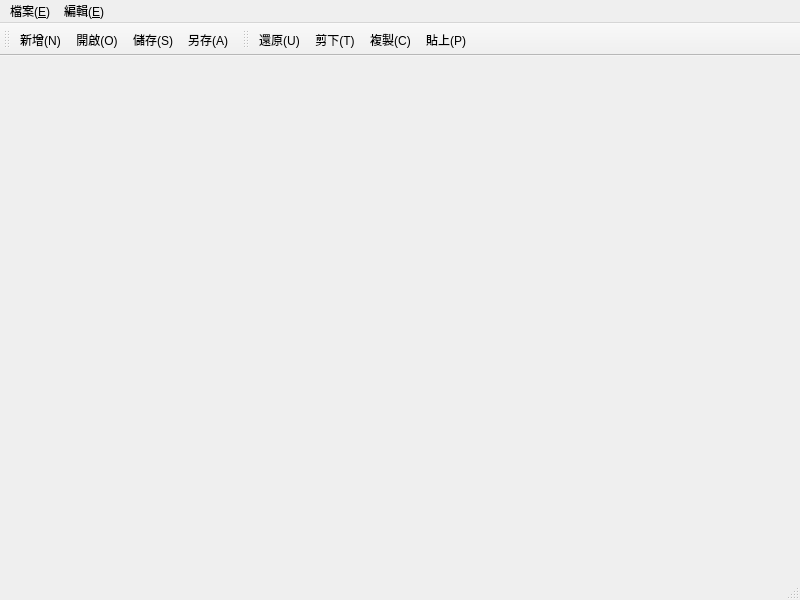
First picture: the form in mainwindow.ui, repository kim645631/DesignWindow, before the edit.
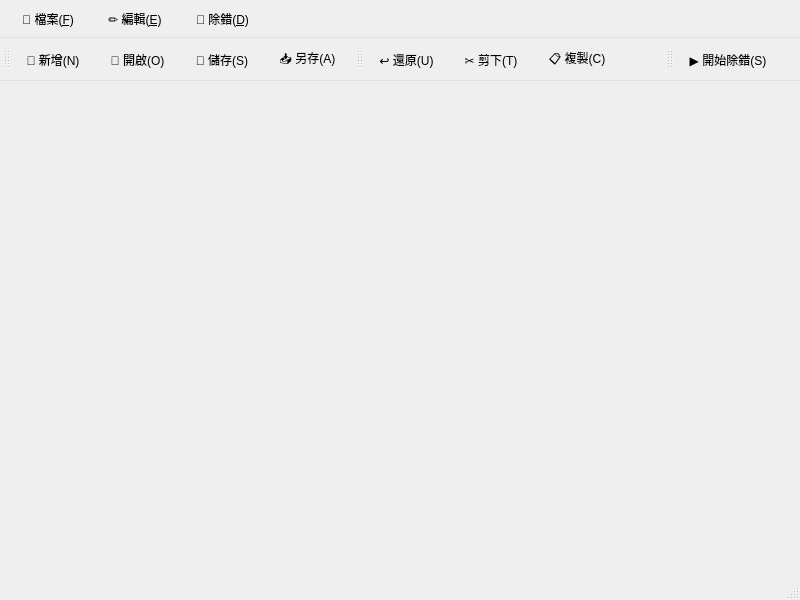
Second picture: the form after the edit.

Commit message: Add debug menu and beautify all menus in mainwindow.ui

```diff
--- a/mainwindow.ui
+++ b/mainwindow.ui
@@ -13,6 +13,79 @@
   <property name="windowTitle">
    <string>MainWindow</string>
   </property>
+  <property name="styleSheet">
+   <string notr="true">QMenuBar {
+    background-color: qlineargradient(x1:0, y1:0, x2:0, y2:1,
+                                      stop:0 #f8f9fa, stop:1 #e9ecef);
+    border-bottom: 1px solid #dee2e6;
+    padding: 2px;
+}
+
+QMenuBar::item {
+    background: transparent;
+    padding: 6px 12px;
+    border-radius: 4px;
+    margin: 2px;
+}
+
+QMenuBar::item:selected {
+    background-color: #0d6efd;
+    color: white;
+}
+
+QMenuBar::item:pressed {
+    background-color: #0b5ed7;
+    color: white;
+}
+
+QMenu {
+    background-color: #ffffff;
+    border: 1px solid #dee2e6;
+    border-radius: 6px;
+    padding: 4px 0px;
+}
+
+QMenu::item {
+    padding: 8px 30px 8px 20px;
+    margin: 2px 4px;
+    border-radius: 4px;
+}
+
+QMenu::item:selected {
+    background-color: #e7f1ff;
+    color: #0d6efd;
+}
+
+QMenu::separator {
+    height: 1px;
+    background-color: #dee2e6;
+    margin: 4px 10px;
+}
+
+QToolBar {
+    background-color: qlineargradient(x1:0, y1:0, x2:0, y2:1,
+                                      stop:0 #ffffff, stop:1 #f8f9fa);
+    border-bottom: 1px solid #dee2e6;
+    padding: 4px;
+    spacing: 4px;
+}
+
+QToolButton {
+    background: transparent;
+    border: 1px solid transparent;
+    border-radius: 4px;
+    padding: 4px 8px;
+}
+
+QToolButton:hover {
+    background-color: #e9ecef;
+    border: 1px solid #dee2e6;
+}
+
+QToolButton:pressed {
+    background-color: #dee2e6;
+}</string>
+  </property>
   <widget class="QWidget" name="centralwidget"/>
   <widget class="QMenuBar" name="menubar">
    <property name="geometry">
@@ -20,12 +93,12 @@
      <x>0</x>
      <y>0</y>
      <width>800</width>
-     <height>21</height>
+     <height>30</height>
     </rect>
    </property>
-   <widget class="QMenu" name="menu_E">
+   <widget class="QMenu" name="menu_F">
     <property name="title">
-     <string>檔案(&amp;E)</string>
+     <string>📁 檔案(&amp;F)</string>
     </property>
     <addaction name="actionNew"/>
     <addaction name="actionOpen"/>
@@ -36,17 +109,27 @@
     <addaction name="separator"/>
     <addaction name="actionQuit"/>
    </widget>
-   <widget class="QMenu" name="menu_E_2">
+   <widget class="QMenu" name="menu_E">
     <property name="title">
-     <string>編輯(&amp;E)</string>
+     <string>✏️ 編輯(&amp;E)</string>
     </property>
     <addaction name="actionUndo"/>
     <addaction name="actionCuT"/>
     <addaction name="actionCopy"/>
     <addaction name="actionAll"/>
    </widget>
+   <widget class="QMenu" name="menu_D">
+    <property name="title">
+     <string>🐛 除錯(&amp;D)</string>
+    </property>
+    <addaction name="actionStartDebug"/>
+    <addaction name="separator"/>
+    <addaction name="actionBreak"/>
+    <addaction name="actionContinue"/>
+   </widget>
+   <addaction name="menu_F"/>
    <addaction name="menu_E"/>
-   <addaction name="menu_E_2"/>
+   <addaction name="menu_D"/>
   </widget>
   <widget class="QStatusBar" name="statusbar"/>
   <widget class="QToolBar" name="toolBar">
@@ -79,9 +162,23 @@
    <addaction name="actionCopy"/>
    <addaction name="actionPaste"/>
   </widget>
+  <widget class="QToolBar" name="toolBar_3">
+   <property name="windowTitle">
+    <string>除錯工具列</string>
+   </property>
+   <attribute name="toolBarArea">
+    <enum>TopToolBarArea</enum>
+   </attribute>
+   <attribute name="toolBarBreak">
+    <bool>false</bool>
+   </attribute>
+   <addaction name="actionStartDebug"/>
+   <addaction name="actionBreak"/>
+   <addaction name="actionContinue"/>
+  </widget>
   <action name="actionNew">
    <property name="text">
-    <string>新增(&amp;N)</string>
+    <string>📄 新增(&amp;N)</string>
    </property>
    <property name="toolTip">
     <string>新增(N)</string>
@@ -92,7 +189,10 @@
   </action>
   <action name="actionOpen">
    <property name="text">
-    <string>開啟(&amp;O)</string>
+    <string>📂 開啟(&amp;O)</string>
+   </property>
+   <property name="toolTip">
+    <string>開啟檔案 (Ctrl+O)</string>
    </property>
    <property name="shortcut">
     <string>Ctrl+O</string>
@@ -105,7 +205,10 @@
   </action>
   <action name="actionSave">
    <property name="text">
-    <string>儲存(&amp;S)</string>
+    <string>💾 儲存(&amp;S)</string>
+   </property>
+   <property name="toolTip">
+    <string>儲存檔案 (Ctrl+S)</string>
    </property>
    <property name="shortcut">
     <string>Ctrl+S</string>
@@ -113,7 +216,13 @@
   </action>
   <action name="actionASave">
    <property name="text">
-    <string>另存(&amp;A)</string>
+    <string>📥 另存(&amp;A)</string>
+   </property>
+   <property name="toolTip">
+    <string>另存新檔 (Ctrl+Shift+S)</string>
+   </property>
+   <property name="shortcut">
+    <string>Ctrl+Shift+S</string>
    </property>
   </action>
   <action name="actionQuit">
@@ -123,7 +232,10 @@
   </action>
   <action name="actionUndo">
    <property name="text">
-    <string>還原(&amp;U)</string>
+    <string>↩️ 還原(&amp;U)</string>
+   </property>
+   <property name="toolTip">
+    <string>還原 (Ctrl+Z)</string>
    </property>
    <property name="shortcut">
     <string>Ctrl+Z</string>
@@ -131,7 +243,10 @@
   </action>
   <action name="actionCuT">
    <property name="text">
-    <string>剪下(&amp;T)</string>
+    <string>✂️ 剪下(&amp;T)</string>
+   </property>
+   <property name="toolTip">
+    <string>剪下 (Ctrl+X)</string>
    </property>
    <property name="shortcut">
     <string>Ctrl+X</string>
@@ -139,7 +254,10 @@
   </action>
   <action name="actionCopy">
    <property name="text">
-    <string>複製(&amp;C)</string>
+    <string>📋 複製(&amp;C)</string>
+   </property>
+   <property name="toolTip">
+    <string>複製 (Ctrl+C)</string>
    </property>
    <property name="shortcut">
     <string>Ctrl+C</string>
@@ -155,7 +273,7 @@
   </action>
   <action name="actionPaste">
    <property name="text">
-    <string>貼上(&amp;P)</string>
+    <string>📌 貼上(&amp;P)</string>
    </property>
    <property name="toolTip">
     <string>貼上(P)</string>
@@ -167,6 +285,39 @@
     <enum>QAction::MenuRole::NoRole</enum>
    </property>
   </action>
+  <action name="actionStartDebug">
+   <property name="text">
+    <string>▶️ 開始除錯(&amp;S)</string>
+   </property>
+   <property name="toolTip">
+    <string>開始除錯 (F5)</string>
+   </property>
+   <property name="shortcut">
+    <string>F5</string>
+   </property>
+  </action>
+  <action name="actionBreak">
+   <property name="text">
+    <string>⏸️ 中斷(&amp;B)</string>
+   </property>
+   <property name="toolTip">
+    <string>中斷執行 (Ctrl+Pause)</string>
+   </property>
+   <property name="shortcut">
+    <string>Ctrl+Pause</string>
+   </property>
+  </action>
+  <action name="actionContinue">
+   <property name="text">
+    <string>⏩ 繼續(&amp;C)</string>
+   </property>
+   <property name="toolTip">
+    <string>繼續執行 (F10)</string>
+   </property>
+   <property name="shortcut">
+    <string>F10</string>
+   </property>
+  </action>
  </widget>
  <resources/>
  <connections/>
```
Left out of the diff: 31 changed lines with no effect on the pictures.
